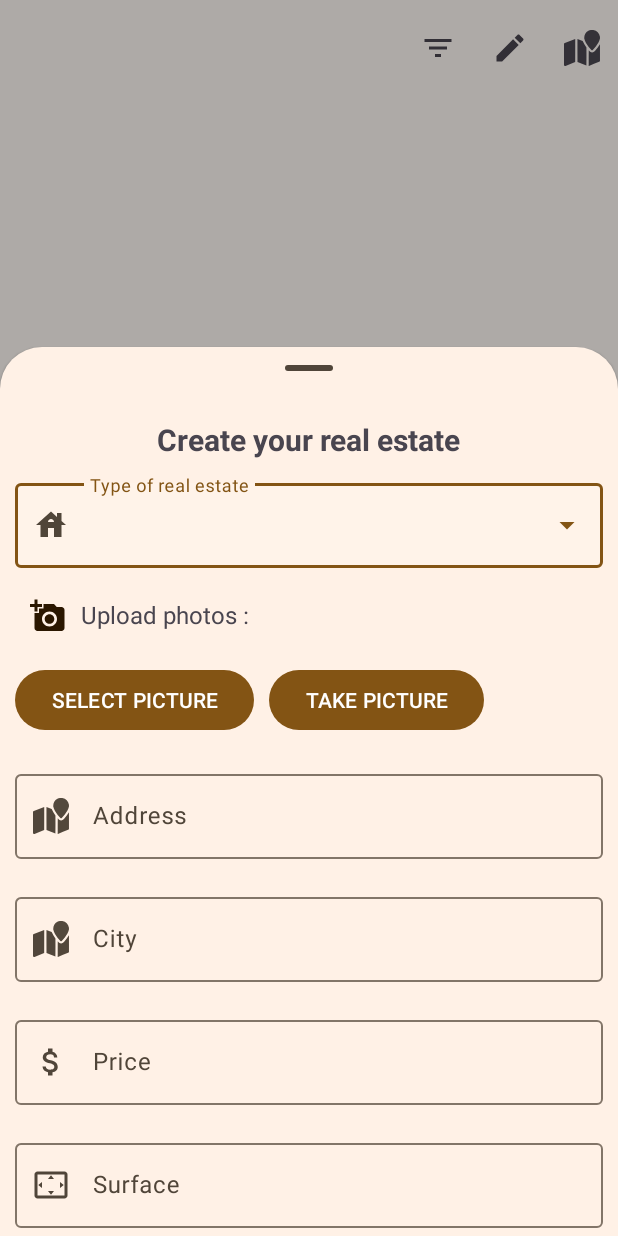
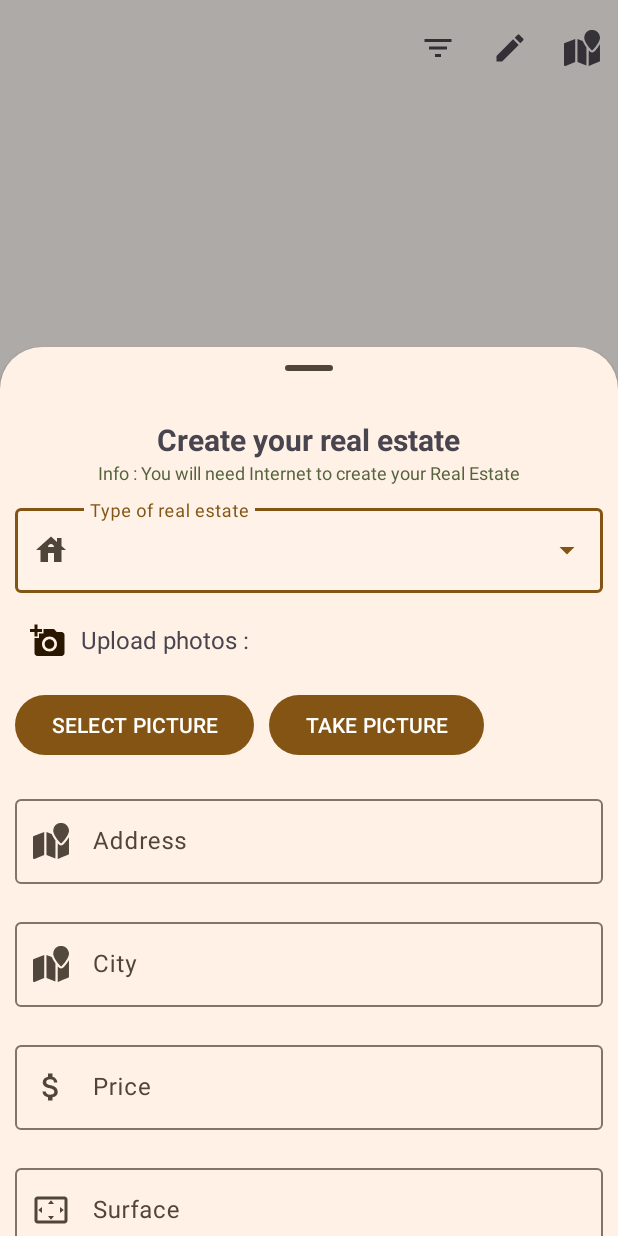
Before and after one commit to Selenasean/RealEstateManager, an Android app: the screen it shows after launch (MainActivity), after a tap on "Create", on a phone screen of 412 x 824 dp. Run offline under Robolectric (Android 15) with nearby library versions, the phone set to English and light mode, and no system bars; our stand-ins replace Room's generated code; pictures from the network do not load; 5 statements that could not run were skipped.

Commit message:
check if address exist from the create form before creation - add FAB to update real estate

```diff
--- a/app/src/main/java/com/openclassrooms/realestatemanager/ui/create/CreateFragment.kt
+++ b/app/src/main/java/com/openclassrooms/realestatemanager/ui/create/CreateFragment.kt
@@ -6,6 +6,7 @@ import android.net.Uri
 import android.os.Build
 import android.os.Bundle
 import android.os.Environment
+import android.util.Log
 import android.view.LayoutInflater
 import android.view.View
 import android.widget.ArrayAdapter
@@ -46,7 +47,6 @@ class CreateFragment : BottomSheetDialogFragment(R.layout.fragment_create) {
     private lateinit var adapter: PhotosAdapter
     private var currentPhotoUri: Uri? = null
 
-    @RequiresApi(Build.VERSION_CODES.M)
     override fun onViewCreated(view: View, savedInstanceState: Bundle?) {
         super.onViewCreated(view, savedInstanceState)
         val binding = FragmentCreateBinding.bind(view)
@@ -60,17 +60,18 @@ class CreateFragment : BottomSheetDialogFragment(R.layout.fragment_create) {
 
         //create a realEstate
         binding.createBtn.setOnClickListener {
-            //check if address actually exist
-            if(viewModel.isPositionExist()){
-                viewModel.createRealEstate()
-                //observe event to close creation dialog after real estate's creation succeed
-                observeAsEvents(viewModel.isCreatedFlow) { event ->
-                    when (event) {
-                        CreationSucceedEvent.isCreated -> dismiss()
+            viewModel.createRealEstate()
+            Log.i("CreateFragment", "onViewCreated:  create RealEstate")
+            //observe event to close creation dialog after real estate's creation succeed
+            //TODO : trouver pourquoi ça ne veux pas dismiss
+            observeAsEvents(viewModel.isCreatedFlow) { event ->
+                when (event) {
+                    CreationSucceedEvent.isCreated -> {
+                        dismiss()
+                        Log.i("CreateFragment", "onViewCreated:  là ça dismiss")
                     }
+
                 }
-            }else{
-                Toast.makeText(requireContext(), R.string.wrong_address, Toast.LENGTH_LONG ).show()
             }
         }
 
@@ -87,7 +88,18 @@ class CreateFragment : BottomSheetDialogFragment(R.layout.fragment_create) {
 
 
         //inputs listeners
-        binding.tvAddress.doAfterTextChanged { viewModel.updateAddress(it.toString()) }
+        binding.tvAddress.doAfterTextChanged {
+            if (viewModel.isPositionExist(it.toString())) {
+                viewModel.updateAddress(it.toString())
+                viewModel.addressValid()
+                binding.textInputLytAddress.helperText = null
+            } else {
+                binding.textInputLytAddress.helperText =
+                    ContextCompat.getString(context, R.string.address_invalid)
+                viewModel.addressInvalid()
+                viewModel.updateAddress(it.toString())
+            }
+        }
         binding.tvCity.doAfterTextChanged { viewModel.updateCity(it.toString()) }
         binding.tvPrice.doAfterTextChanged { viewModel.updatePrice(it.toString()) }
         binding.tvSurface.doAfterTextChanged { viewModel.updateSurface(it.toString()) }
@@ -137,6 +149,7 @@ class CreateFragment : BottomSheetDialogFragment(R.layout.fragment_create) {
         }
 
     }
+
 
     /**
      * Display recyclerView of photos or not depending on the size of the photo's list
--- a/app/src/main/java/com/openclassrooms/realestatemanager/ui/list_map_details/DetailFragment.kt
+++ b/app/src/main/java/com/openclassrooms/realestatemanager/ui/list_map_details/DetailFragment.kt
@@ -35,6 +35,7 @@ class DetailFragment : Fragment(), OnMapReadyCallback {
         container: ViewGroup?,
         savedInstanceState: Bundle?
     ): View {
+
         return FragmentDetailBinding.inflate(inflater, container, false).root
     }
 
--- a/app/src/main/res/layout/fragment_create.xml
+++ b/app/src/main/res/layout/fragment_create.xml
@@ -18,10 +18,18 @@
         android:layout_width="wrap_content"
         android:layout_height="wrap_content"
         android:layout_gravity="center"
-
         android:text="@string/create_title"
         android:textSize="@dimen/text_size_big"
         android:textStyle="bold" />
+    <TextView
+        android:id="@+id/internet_info_tv"
+        android:layout_width="wrap_content"
+        android:layout_height="wrap_content"
+        android:layout_gravity="center"
+        android:text="@string/internet_info"
+        android:textSize="@dimen/text_size_small"
+        android:textColor="@color/md_theme_tertiary"
+         />
 
     <androidx.core.widget.NestedScrollView
         android:layout_width="match_parent"
@@ -126,6 +134,7 @@
                 android:layout_height="wrap_content"
                 android:hint="@string/address_tv"
                 android:padding="@dimen/small"
+                app:helperTextTextColor="@color/design_default_color_error"
                 app:endIconMode="clear_text"
                 app:startIconDrawable="@drawable/map_icon">
 
--- a/app/src/main/res/values/dimens.xml
+++ b/app/src/main/res/values/dimens.xml
@@ -12,4 +12,5 @@
 
     <dimen name="text_size_big">20sp</dimen>
     <dimen name="text_size_medium">16sp</dimen>
+    <dimen name="text_size_small">12sp</dimen>
 </resources>
--- a/app/src/main/res/values/strings.xml
+++ b/app/src/main/res/values/strings.xml
@@ -65,6 +65,9 @@
     <string name="list">List</string>
     <string name="no_internet">No internet connexion, real estate impossible to create</string>
     <string name="wrong_address">Address does\'nt exist !</string>
+    <string name="address_invalid">Invalid address OR no internet connectivity</string>
+    <string name="internet_info">Info : You will need Internet to create your Real Estate</string>
+    <string name="button_update">"Button to update "</string>
 
 
 </resources>
```
Also changed, not shown: app/src/main/java/com/openclassrooms/realestatemanager/ui/create/CreateViewModel.kt (+27 -11 lines), app/src/main/res/layout/fragment_detail.xml (+22 -9 lines).
